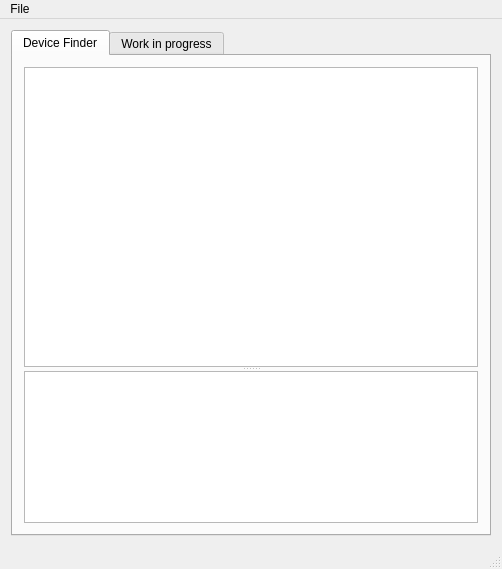
Qt form mainwindow.ui (vintop95/server_esp32_pds) before a commit.
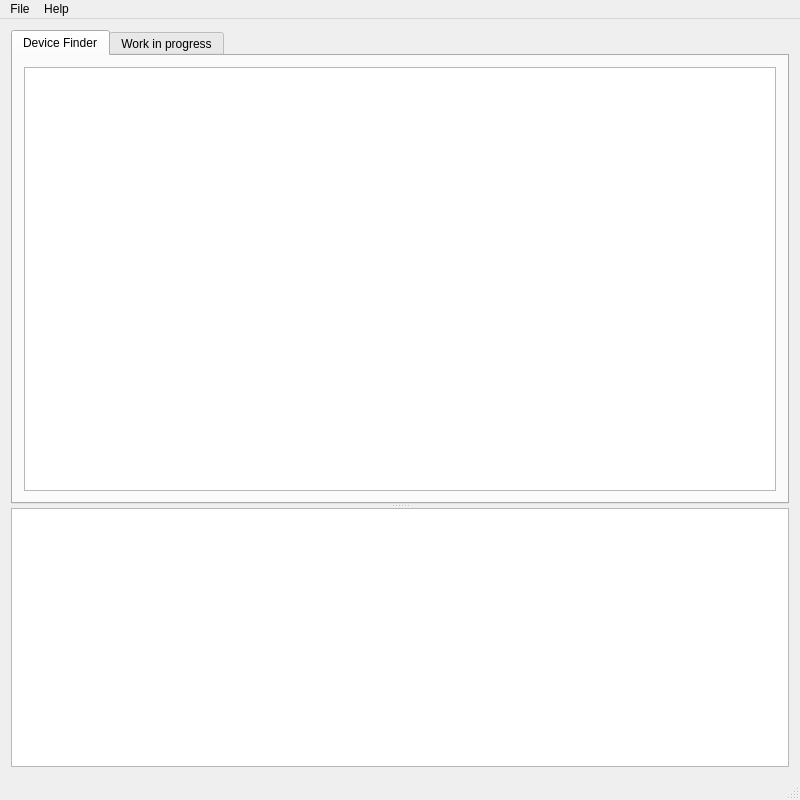
The same form after that commit. Custom widgets are drawn as their Qt base class.

```diff
--- a/mainwindow.ui
+++ b/mainwindow.ui
@@ -6,8 +6,8 @@
    <rect>
     <x>0</x>
     <y>0</y>
-    <width>502</width>
-    <height>569</height>
+    <width>800</width>
+    <height>800</height>
    </rect>
   </property>
   <property name="windowTitle">
@@ -15,7 +15,11 @@
   </property>
   <widget class="QWidget" name="centralWidget">
    <layout class="QGridLayout" name="gridLayout">
-    <item row="1" column="0">
+    <item row="0" column="0">
+     <widget class="QSplitter" name="splitter">
+      <property name="orientation">
+       <enum>Qt::Vertical</enum>
+      </property>
      <widget class="QTabWidget" name="tabWidget">
       <property name="currentIndex">
        <number>0</number>
@@ -26,13 +30,9 @@
        </attribute>
        <layout class="QGridLayout" name="gridLayout_2">
         <item row="0" column="0">
-         <widget class="QSplitter" name="splitter">
-          <property name="orientation">
-           <enum>Qt::Vertical</enum>
-          </property>
           <widget class="QChartView" name="chartView">
            <property name="sizePolicy">
-            <sizepolicy hsizetype="Expanding" vsizetype="Fixed">
+            <sizepolicy hsizetype="Expanding" vsizetype="Expanding">
              <horstretch>0</horstretch>
              <verstretch>0</verstretch>
             </sizepolicy>
@@ -44,6 +44,15 @@
             </size>
            </property>
           </widget>
+         </item>
+        </layout>
+       </widget>
+       <widget class="QWidget" name="tab_2">
+        <attribute name="title">
+         <string>Work in progress</string>
+        </attribute>
+       </widget>
+      </widget>
           <widget class="QTextEdit" name="txtLog">
            <property name="sizePolicy">
             <sizepolicy hsizetype="Expanding" vsizetype="Expanding">
@@ -62,21 +71,12 @@
         </item>
        </layout>
       </widget>
-      <widget class="QWidget" name="tab_2">
-       <attribute name="title">
-        <string>Work in progress</string>
-       </attribute>
-      </widget>
-     </widget>
-    </item>
-   </layout>
-  </widget>
   <widget class="QMenuBar" name="menuBar">
    <property name="geometry">
     <rect>
      <x>0</x>
      <y>0</y>
-     <width>502</width>
+     <width>800</width>
      <height>20</height>
     </rect>
    </property>
@@ -86,7 +86,14 @@
     </property>
     <addaction name="actionExit"/>
    </widget>
+   <widget class="QMenu" name="menuHelp">
+    <property name="title">
+     <string>Help</string>
+    </property>
+    <addaction name="actionAbout"/>
+   </widget>
    <addaction name="menuFile"/>
+   <addaction name="menuHelp"/>
   </widget>
   <widget class="QStatusBar" name="statusBar"/>
   <action name="actionExit">
```
Left out of the diff: 8 changed lines with no effect on the pictures. Lines whose indentation alone changed are shown as unchanged.
